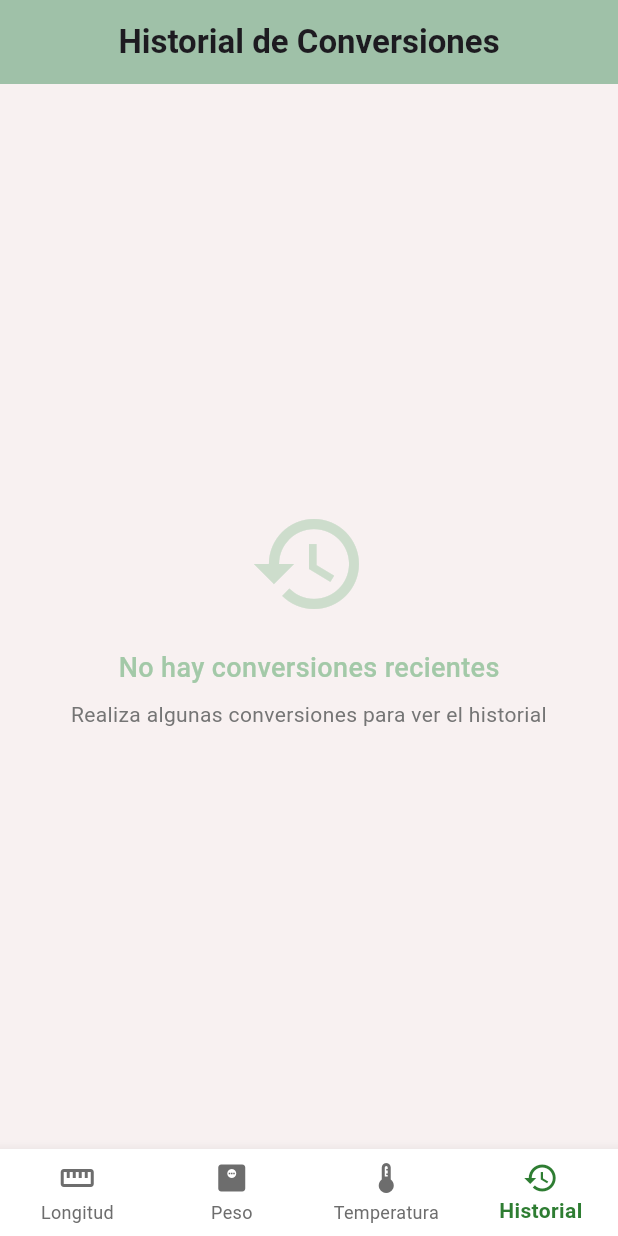
After one commit to BerrioGoodman/unit_converter_flutter_flow, a Flutter app: the screen it shows after launch, item 4 of the bottom bar chosen, on a phone screen of 412 x 824 dp. The commit adds this screen. Run offline on Flutter 3.47's test engine with Material 3 defaults, Android fonts, the phone set to English and light mode, and no system bars; our stand-ins replace shared_preferences.

Commit message:
feature: haciendo historial con shared preferences

```diff
--- /dev/null
+++ b/unit_convert/lib/models/conversion_history.dart
@@ -0,0 +1,46 @@
+class ConversionHistory {
+  final String type; // 'length', 'weight', 'temperature'
+  final double inputValue;
+  final String fromUnit;
+  final String toUnit;
+  final double result;
+  final DateTime timestamp;
+
+  ConversionHistory({
+    required this.type,
+    required this.inputValue,
+    required this.fromUnit,
+    required this.toUnit,
+    required this.result,
+    required this.timestamp,
+  });
+
+  // Convert to JSON for storage
+  Map<String, dynamic> toJson() {
+    return {
+      'type': type,
+      'inputValue': inputValue,
+      'fromUnit': fromUnit,
+      'toUnit': toUnit,
+      'result': result,
+      'timestamp': timestamp.toIso8601String(),
+    };
+  }
+
+  // Create from JSON
+  factory ConversionHistory.fromJson(Map<String, dynamic> json) {
+    return ConversionHistory(
+      type: json['type'],
+      inputValue: json['inputValue'],
+      fromUnit: json['fromUnit'],
+      toUnit: json['toUnit'],
+      result: json['result'],
+      timestamp: DateTime.parse(json['timestamp']),
+    );
+  }
+
+  @override
+  String toString() {
+    return '$inputValue $fromUnit → $result $toUnit (${timestamp.toString().split('.')[0]})';
+  }
+}
--- /dev/null
+++ b/unit_convert/lib/screens/history_screen.dart
@@ -0,0 +1,207 @@
+import 'package:flutter/material.dart';
+import '../models/conversion_history.dart';
+import '../services/preferences_service.dart';
+
+class HistoryScreen extends StatefulWidget {
+  @override
+  _HistoryScreenState createState() => _HistoryScreenState();
+}
+
+class _HistoryScreenState extends State<HistoryScreen> {
+  List<ConversionHistory> _history = [];
+
+  // 🎨 Colores pastel
+  final Color pastelBackground = const Color(0xFFF8F1F1);
+  final Color pastelPrimary = const Color(0xFFA3C9A8);
+  final Color pastelAccent = const Color(0xFFFFE4B5);
+
+  @override
+  void initState() {
+    super.initState();
+    _loadHistory();
+  }
+
+  Future<void> _loadHistory() async {
+    final history = await PreferencesService.getConversionHistory();
+    setState(() {
+      _history = history;
+    });
+  }
+
+  Future<void> _clearHistory() async {
+    await PreferencesService.clearHistory();
+    setState(() {
+      _history = [];
+    });
+  }
+
+  String _getTypeDisplayName(String type) {
+    switch (type) {
+      case 'length':
+        return 'Longitud';
+      case 'weight':
+        return 'Peso';
+      case 'temperature':
+        return 'Temperatura';
+      default:
+        return type;
+    }
+  }
+
+  IconData _getTypeIcon(String type) {
+    switch (type) {
+      case 'length':
+        return Icons.straighten;
+      case 'weight':
+        return Icons.monitor_weight;
+      case 'temperature':
+        return Icons.thermostat;
+      default:
+        return Icons.history;
+    }
+  }
+
+  @override
+  Widget build(BuildContext context) {
+    return Scaffold(
+      backgroundColor: pastelBackground,
+      appBar: AppBar(
+        title: const Text(
+          'Historial de Conversiones',
+          style: TextStyle(fontWeight: FontWeight.bold),
+        ),
+        centerTitle: true,
+        elevation: 2,
+        backgroundColor: pastelPrimary,
+        actions: [
+          if (_history.isNotEmpty)
+            IconButton(
+              icon: Icon(Icons.clear),
+              onPressed: () async {
+                final confirmed = await showDialog<bool>(
+                  context: context,
+                  builder: (context) => AlertDialog(
+                    title: Text('Limpiar Historial'),
+                    content: Text('¿Estás seguro de que quieres borrar todo el historial?'),
+                    actions: [
+                      TextButton(
+                        onPressed: () => Navigator.of(context).pop(false),
+                        child: Text('Cancelar'),
+                      ),
+                      TextButton(
+                        onPressed: () => Navigator.of(context).pop(true),
+                        child: Text('Borrar'),
+                      ),
+                    ],
+                  ),
+                );
+                if (confirmed == true) {
+                  await _clearHistory();
+                }
+              },
+            ),
+        ],
+      ),
+      body: _history.isEmpty
+          ? Center(
+              child: Column(
+                mainAxisAlignment: MainAxisAlignment.center,
+                children: [
+                  Icon(
+                    Icons.history,
+                    size: 80,
+                    color: pastelPrimary.withOpacity(0.5),
+                  ),
+                  SizedBox(height: 16),
+                  Text(
+                    'No hay conversiones recientes',
+                    style: TextStyle(
+                      fontSize: 18,
+                      color: pastelPrimary,
+                      fontWeight: FontWeight.w500,
+                    ),
+                  ),
+                  SizedBox(height: 8),
+                  Text(
+                    'Realiza algunas conversiones para ver el historial',
+                    style: TextStyle(
+                      fontSize: 14,
+                      color: Colors.grey[600],
+                    ),
+                    textAlign: TextAlign.center,
+                  ),
+                ],
+              ),
+            )
+          : RefreshIndicator(
+              onRefresh: _loadHistory,
+              child: ListView.builder(
+                padding: EdgeInsets.all(16),
+                itemCount: _history.length,
+                itemBuilder: (context, index) {
+                  final conversion = _history[index];
+                  return Card(
+                    color: Colors.white,
+                    elevation: 2,
+                    margin: EdgeInsets.only(bottom: 12),
+                    shape: RoundedRectangleBorder(
+                      borderRadius: BorderRadius.circular(12),
+                    ),
+                    child: ListTile(
+                      leading: CircleAvatar(
+                        backgroundColor: pastelPrimary.withOpacity(0.1),
+                        child: Icon(
+                          _getTypeIcon(conversion.type),
+                          color: pastelPrimary,
+                        ),
+                      ),
+                      title: Text(
+                        '${conversion.inputValue.toStringAsFixed(2)} ${conversion.fromUnit} → ${conversion.result.toStringAsFixed(2)} ${conversion.toUnit}',
+                        style: TextStyle(
+                          fontWeight: FontWeight.w500,
+                          color: pastelPrimary,
+                        ),
+                      ),
+                      subtitle: Column(
+                        crossAxisAlignment: CrossAxisAlignment.start,
+                        children: [
+                          Text(
+                            _getTypeDisplayName(conversion.type),
+                            style: TextStyle(
+                              color: pastelAccent,
+                              fontWeight: FontWeight.w500,
+                            ),
+                          ),
+                          Text(
+                            _formatTimestamp(conversion.timestamp),
+                            style: TextStyle(
+                              fontSize: 12,
+                              color: Colors.grey[600],
+                            ),
+                          ),
+                        ],
+                      ),
+                      isThreeLine: true,
+                    ),
+                  );
+                },
+              ),
+            ),
+    );
+  }
+
+  String _formatTimestamp(DateTime timestamp) {
+    final now = DateTime.now();
+    final difference = now.difference(timestamp);
+
+    if (difference.inDays > 0) {
+      return '${difference.inDays} día${difference.inDays > 1 ? 's' : ''} atrás';
+    } else if (difference.inHours > 0) {
+      return '${difference.inHours} hora${difference.inHours > 1 ? 's' : ''} atrás';
+    } else if (difference.inMinutes > 0) {
+      return '${difference.inMinutes} minuto${difference.inMinutes > 1 ? 's' : ''} atrás';
+    } else {
+      return 'Ahora mismo';
+    }
+  }
+}
--- a/unit_convert/lib/screens/home_screen.dart
+++ b/unit_convert/lib/screens/home_screen.dart
@@ -2,6 +2,7 @@ import 'package:flutter/material.dart';
 import 'length_converter_screen.dart';
 import 'weight_converter_screen.dart';
 import 'temperature_converter_screen.dart';
+import 'history_screen.dart';
 
 class HomeScreen extends StatefulWidget {
   @override
@@ -15,6 +16,7 @@ class _HomeScreenState extends State<HomeScreen> {
     LengthConverterScreen(),
     WeightConverterScreen(),
     TemperatureConverterScreen(),
+    HistoryScreen(),
   ];
 
   void _onItemTapped(int index) {
@@ -41,8 +43,19 @@ class _HomeScreenState extends State<HomeScreen> {
             icon: Icon(Icons.thermostat),
             label: 'Temperatura',
           ),
+          BottomNavigationBarItem(
+            icon: Icon(Icons.history),
+            label: 'Historial',
+          ),
         ],
         currentIndex: _selectedIndex,
+        selectedItemColor: const Color(0xFF2E7D32), // Dark green for selected
+        unselectedItemColor: const Color(0xFF6D6D6D), // Medium gray for unselected
+        backgroundColor: Colors.white,
+        elevation: 8,
+        type: BottomNavigationBarType.fixed,
+        selectedLabelStyle: const TextStyle(fontWeight: FontWeight.bold),
+        unselectedLabelStyle: const TextStyle(fontWeight: FontWeight.normal),
         onTap: _onItemTapped,
       ),
     );
--- /dev/null
+++ b/unit_convert/lib/services/preferences_service.dart
@@ -0,0 +1,45 @@
+import 'dart:convert';
+import 'package:shared_preferences/shared_preferences.dart';
+import '../models/conversion_history.dart';
+
+class PreferencesService {
+  static const String _historyKey = 'conversion_history';
+  static const int _maxHistoryItems = 50;
+
+  static Future<void> saveConversion(ConversionHistory conversion) async {
+    final prefs = await SharedPreferences.getInstance();
+    final history = await getConversionHistory();
+
+    // Add new conversion at the beginning
+    history.insert(0, conversion);
+
+    // Keep only the most recent items
+    if (history.length > _maxHistoryItems) {
+      history.removeRange(_maxHistoryItems, history.length);
+    }
+
+    // Save to preferences
+    final historyJson = history.map((c) => c.toJson()).toList();
+    await prefs.setString(_historyKey, jsonEncode(historyJson));
+  }
+
+  static Future<List<ConversionHistory>> getConversionHistory() async {
+    final prefs = await SharedPreferences.getInstance();
+    final historyString = prefs.getString(_historyKey);
+
+    if (historyString == null) return [];
+
+    try {
+      final historyJson = jsonDecode(historyString) as List;
+      return historyJson.map((json) => ConversionHistory.fromJson(json)).toList();
+    } catch (e) {
+      // If there's an error parsing, return empty list
+      return [];
+    }
+  }
+
+  static Future<void> clearHistory() async {
+    final prefs = await SharedPreferences.getInstance();
+    await prefs.remove(_historyKey);
+  }
+}
--- a/unit_convert/pubspec.yaml
+++ b/unit_convert/pubspec.yaml
@@ -34,6 +34,7 @@ dependencies:
   # The following adds the Cupertino Icons font to your application.
   # Use with the CupertinoIcons class for iOS style icons.
   cupertino_icons: ^1.0.8
+  shared_preferences: ^2.2.3
 
 dev_dependencies:
   flutter_test:
```
Also changed, not shown: unit_convert/lib/screens/length_converter_screen.dart (+18 -2 lines), unit_convert/lib/screens/temperature_converter_screen.dart (+17 -1 lines), unit_convert/lib/screens/weight_converter_screen.dart (+13 -0 lines).
